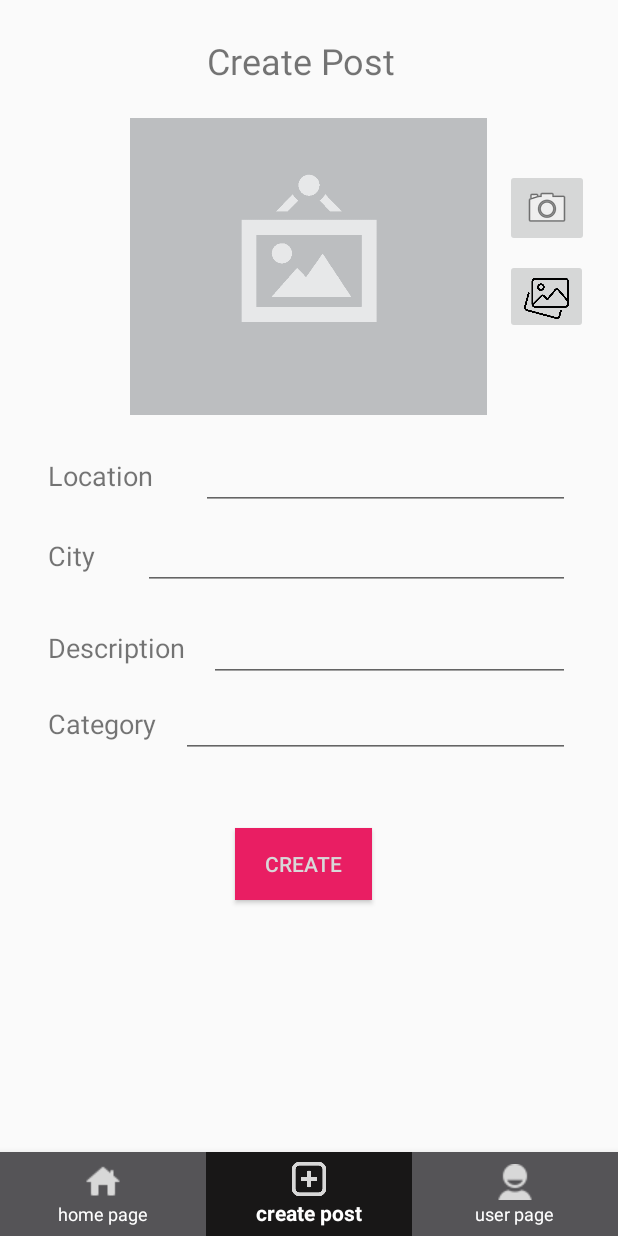
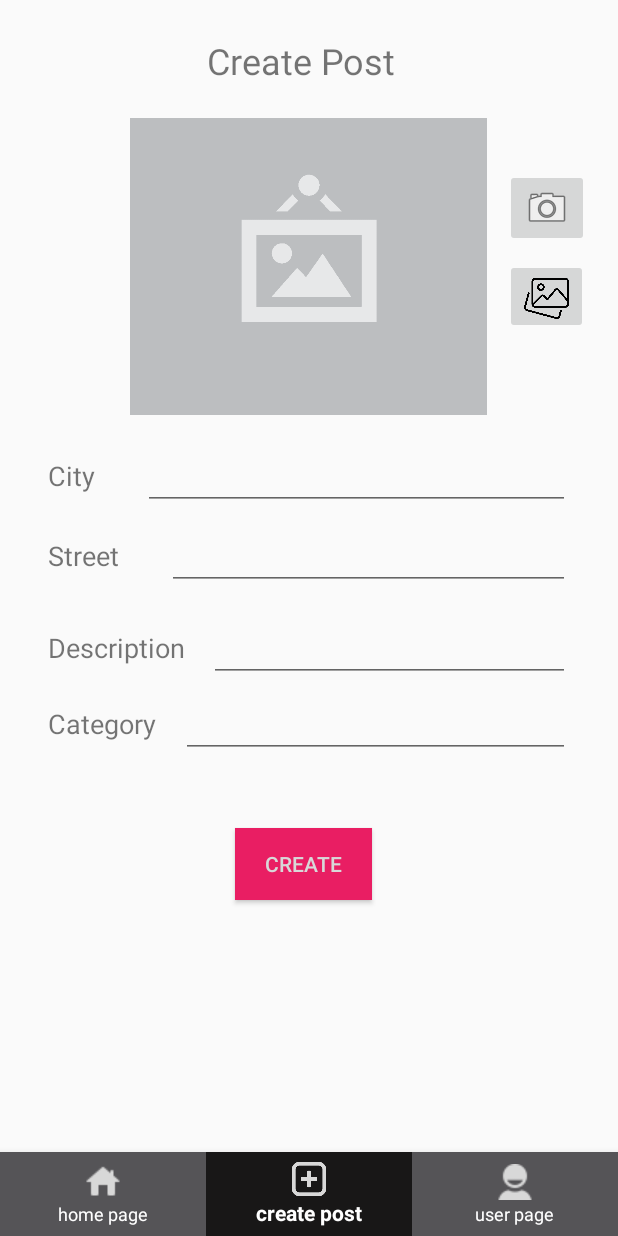
Before and after one commit to DavidMami/ZachenAway, an Android app built with Jetpack Compose: the CreatePostFragment screen opened through its navigation route, on a phone screen of 412 x 824 dp. Run offline under Robolectric (Android 15) with nearby library versions, the phone set to English and light mode, and no system bars; our stand-ins replace Firebase (no records; nobody signed in at launch, a user with empty details on screens opened directly), Picasso, data binding, navigation-ui; pictures from the network do not load; 2 statements that could not run were skipped.

Commit message:
refactor location to city + street

```diff
--- a/app/src/main/java/com/example/zachenaway/data/adapter/PostsListHolder.kt
+++ b/app/src/main/java/com/example/zachenaway/data/adapter/PostsListHolder.kt
@@ -14,7 +14,8 @@ class PostsListHolder(itemView: View, private val data: List<PostWithUser>) :
     private val userPhone: TextView = itemView.findViewById(R.id.user_phone)
     private val userImage: ImageView = itemView.findViewById(R.id.user_image)
     private val postDescription: TextView = itemView.findViewById(R.id.post_description)
-    private val postLocation: TextView = itemView.findViewById(R.id.post_location)
+    private val postCity: TextView = itemView.findViewById(R.id.post_city)
+    private val postStreet: TextView = itemView.findViewById(R.id.post_street)
     private val postImage: ImageView = itemView.findViewById(R.id.post_image)
 
     fun bind(post: PostWithUser) {
@@ -22,7 +23,8 @@ class PostsListHolder(itemView: View, private val data: List<PostWithUser>) :
         userPhone.text = post.user.phone
 
         postDescription.text = post.post.description
-        postLocation.text = post.post.location
+        postCity.text = post.post.city
+        postStreet.text = post.post.street
 
         Picasso.get().load(post.user.imageUrl).into(userImage)
         Picasso.get().load(post.post.image).into(postImage)
--- a/app/src/main/java/com/example/zachenaway/data/adapter/UserPostsListHolder.kt
+++ b/app/src/main/java/com/example/zachenaway/data/adapter/UserPostsListHolder.kt
@@ -19,7 +19,8 @@ class UserPostsListHolder(itemView: View, data: List<Post>) : RecyclerView.ViewH
 
     private val category: TextView = itemView.findViewById(R.id.post_category)
     private val description: TextView = itemView.findViewById(R.id.post_description)
-    private val location: TextView = itemView.findViewById(R.id.post_location)
+    private val city: TextView = itemView.findViewById(R.id.post_city)
+    private val street: TextView = itemView.findViewById(R.id.post_street)
     private val image: ImageView = itemView.findViewById(R.id.post_image)
 
     private val editButton: ImageButton = itemView.findViewById(R.id.post_edit_button)
@@ -40,7 +41,8 @@ class UserPostsListHolder(itemView: View, data: List<Post>) : RecyclerView.ViewH
         }
 
         description.text = post.description
-        location.text = post.location
+        city.text = post.city
+        street.text = post.street
         category.text = post.category
 
         editButton.setOnClickListener {
--- a/app/src/main/java/com/example/zachenaway/data/database/dao/PostDao.kt
+++ b/app/src/main/java/com/example/zachenaway/data/database/dao/PostDao.kt
@@ -14,8 +14,8 @@ interface PostDao {
     @Query("SELECT * FROM Post WHERE id = :postId")
     fun getPostById(postId: String): Post?
 
-    @Query("SELECT * FROM Post WHERE location = :location")
-    fun getPostsByLocation(location: String): List<Post>
+    @Query("SELECT * FROM Post WHERE city = :city")
+    fun getPostsByCity(city: String): List<Post>
 
     @Transaction
     @Query("SELECT * FROM Post")
--- a/app/src/main/java/com/example/zachenaway/ui/menu/CreatePostFragment.kt
+++ b/app/src/main/java/com/example/zachenaway/ui/menu/CreatePostFragment.kt
@@ -84,7 +84,7 @@ class CreatePostFragment : Fragment() {
 
     private fun isPostValid(): Boolean {
         with(binding) {
-            return postLocationEditText.text.toString().isNotEmpty() &&
+            return postStreetEditText.text.toString().isNotEmpty() &&
                     postDescriptionEditText.text.toString().isNotEmpty() &&
                     postCategoryEditText.text.toString().isNotEmpty() &&
                     postCityAutoComplete.text.toString().isNotEmpty()
@@ -97,8 +97,8 @@ class CreatePostFragment : Fragment() {
         val post = UserModel.instance().getCurrentUserId()?.let {
             Post(
                 id = UUID.randomUUID().toString(),
-                location = binding.postLocationEditText.text.toString(),
                 city = binding.postCityAutoComplete.text.toString(),
+                street = binding.postStreetEditText.text.toString(),
                 description = binding.postDescriptionEditText.text.toString(),
                 category = binding.postCategoryEditText.text.toString(),
                 userId = it,
--- a/app/src/main/res/layout/fragment_create_post.xml
+++ b/app/src/main/res/layout/fragment_create_post.xml
@@ -83,30 +83,6 @@
                 tools:ignore="SpeakableTextPresentCheck" />
 
             <TextView
-                android:id="@+id/postLocationTextView"
-                android:layout_width="wrap_content"
-                android:layout_height="wrap_content"
-                android:layout_marginStart="32dp"
-                android:text="Location"
-                android:textSize="18sp"
-                app:layout_constraintBaseline_toBaselineOf="@+id/postLocationEditText"
-                app:layout_constraintStart_toStartOf="parent" />
-
-            <EditText
-                android:id="@+id/postLocationEditText"
-                android:layout_width="0dp"
-                android:layout_height="wrap_content"
-                android:layout_marginStart="32dp"
-                android:layout_marginTop="8dp"
-                android:layout_marginEnd="32dp"
-                android:ems="10"
-                android:inputType="textPersonName"
-                app:layout_constraintEnd_toEndOf="parent"
-                app:layout_constraintStart_toEndOf="@+id/postLocationTextView"
-                app:layout_constraintTop_toBottomOf="@+id/postImageImageView"
-                tools:ignore="SpeakableTextPresentCheck" />
-
-            <TextView
                 android:id="@+id/postCityTextView"
                 android:layout_width="wrap_content"
                 android:layout_height="wrap_content"
@@ -127,7 +103,31 @@
                 android:inputType="textPersonName"
                 app:layout_constraintEnd_toEndOf="parent"
                 app:layout_constraintStart_toEndOf="@+id/postCityTextView"
-                app:layout_constraintTop_toBottomOf="@+id/postLocationEditText"
+                app:layout_constraintTop_toBottomOf="@+id/postImageImageView"
+                tools:ignore="SpeakableTextPresentCheck" />
+
+            <TextView
+                android:id="@+id/postStreetTextView"
+                android:layout_width="wrap_content"
+                android:layout_height="wrap_content"
+                android:layout_marginStart="32dp"
+                android:text="Street"
+                android:textSize="18sp"
+                app:layout_constraintBaseline_toBaselineOf="@+id/postStreetEditText"
+                app:layout_constraintStart_toStartOf="parent" />
+
+            <EditText
+                android:id="@+id/postStreetEditText"
+                android:layout_width="0dp"
+                android:layout_height="wrap_content"
+                android:layout_marginStart="32dp"
+                android:layout_marginTop="8dp"
+                android:layout_marginEnd="32dp"
+                android:ems="10"
+                android:inputType="textPersonName"
+                app:layout_constraintEnd_toEndOf="parent"
+                app:layout_constraintStart_toEndOf="@+id/postStreetTextView"
+                app:layout_constraintTop_toBottomOf="@+id/postCityAutoComplete"
                 tools:ignore="SpeakableTextPresentCheck" />
 
             <TextView
@@ -152,7 +152,7 @@
                 android:inputType="textMultiLine"
                 app:layout_constraintEnd_toEndOf="parent"
                 app:layout_constraintStart_toEndOf="@+id/postDescriptionTextView"
-                app:layout_constraintTop_toBottomOf="@+id/postCityAutoComplete" />
+                app:layout_constraintTop_toBottomOf="@+id/postStreetEditText" />
 
             <TextView
                 android:id="@+id/postCategoryTextView"
```
Also changed, not shown: app/src/main/java/com/example/zachenaway/data/database/schema/Post.kt (+7 -7 lines), app/src/main/java/com/example/zachenaway/ui/menu/EditPostFragment.kt (+4 -4 lines), app/src/main/res/layout/fragment_edit_post.xml (+6 -6 lines), app/src/main/res/layout/home_page_row.xml (+12 -2 lines), app/src/main/res/layout/user_page_row.xml (+13 -2 lines).
